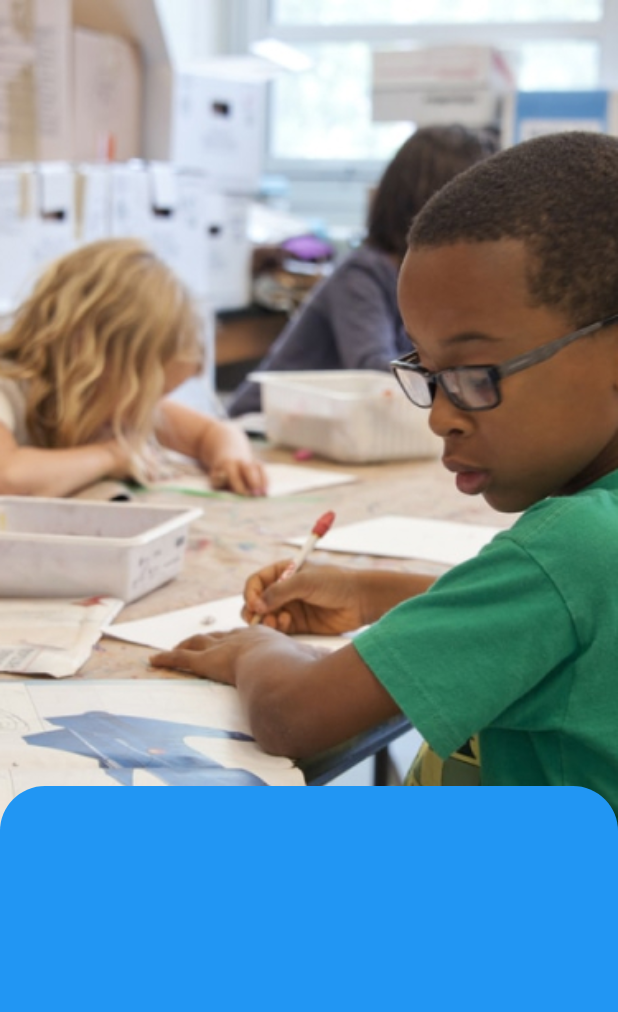
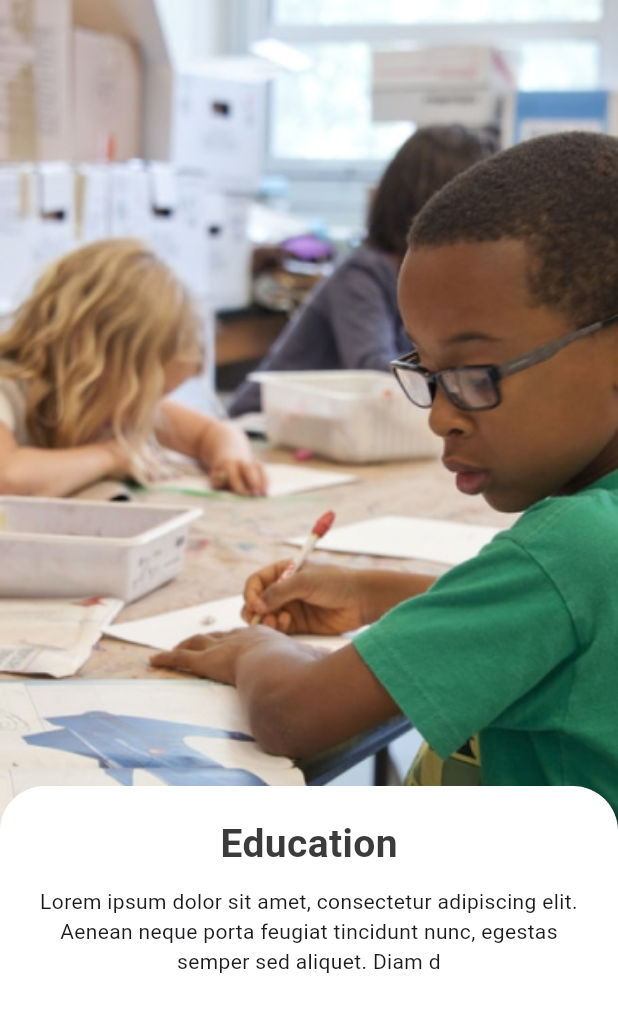
Before and after one commit to HumbleGh/shortchanged, a Flutter app: the screen it shows after launch, on a phone screen of 412 x 824 dp. Shown: the top 1012 px of the screen. Run offline on Flutter 3.47's test engine with Material 2 defaults, Android fonts, the phone set to English and light mode, and no system bars; our stand-ins replace gap, get.

Commit message:
minor changes

```diff
--- a/lib/screens/onboarding_screen.dart
+++ b/lib/screens/onboarding_screen.dart
@@ -1,4 +1,6 @@
 import 'package:flutter/material.dart';
+import 'package:gap/gap.dart';
+import 'package:shortchanged/utils/app_style.dart';
 
 class OnBoardingScreen extends StatefulWidget {
   const OnBoardingScreen({super.key});
@@ -25,10 +27,26 @@ class _OnBoardingScreenState extends State<OnBoardingScreen> {
           alignment: Alignment.bottomCenter,
           child: Container(
             decoration: const BoxDecoration(
-                color: Colors.blue,
+                color: Colors.white,
                 borderRadius: BorderRadius.vertical(top: Radius.circular(30))),
             height: 300,
             width: double.infinity,
+            child: Container(
+              padding: EdgeInsets.symmetric(vertical: (20), horizontal: (20)),
+              child: Column(
+                children: [
+                  Text(
+                    'Education',
+                    style: Styles.headLineStyle1,
+                  ),
+                  Gap(10),
+                  Text(
+                    'Lorem ipsum dolor sit amet, consectetur adipiscing elit. Aenean neque porta feugiat tincidunt nunc, egestas semper sed aliquet. Diam d',
+                    textAlign: TextAlign.center,
+                  ),
+                ],
+              ),
+            ),
           ),
         ),
       ],
```
